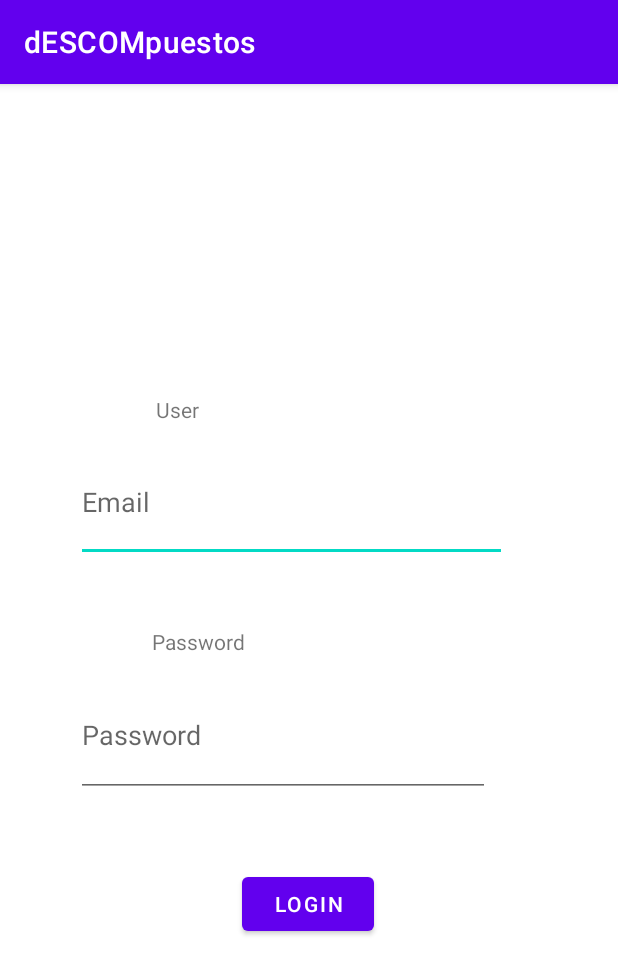
After one commit to Luroi24/dESCOMpuestos, an Android app built with Jetpack Compose: the MainActivity2 screen opened directly, with no data from a screen before it, on a phone screen of 412 x 824 dp. The commit adds this screen. Shown: the top 974 px of the screen. Run offline under Robolectric (Android 15) with nearby library versions, the phone set to English and light mode, and no system bars; our stand-ins replace Firebase (no records; nobody signed in at launch, a user with empty details on screens opened directly).

Commit message:
Login Backend
Added a view for login which uses Firebase API to store and retrieve user credentials.

```diff
--- /dev/null
+++ b/app/src/main/res/layout/activity_main2.xml
@@ -0,0 +1,90 @@
+<?xml version="1.0" encoding="utf-8"?>
+<androidx.constraintlayout.widget.ConstraintLayout xmlns:android="http://schemas.android.com/apk/res/android"
+    xmlns:app="http://schemas.android.com/apk/res-auto"
+    xmlns:tools="http://schemas.android.com/tools"
+    android:layout_width="match_parent"
+    android:layout_height="match_parent"
+    tools:context=".MainActivity2">
+
+    <EditText
+        android:id="@+id/editTextText"
+        android:layout_width="287dp"
+        android:layout_height="80dp"
+        android:layout_marginStart="101dp"
+        android:layout_marginTop="275dp"
+        android:layout_marginEnd="100dp"
+        android:layout_marginBottom="37dp"
+        android:ems="10"
+        android:hint="Email"
+        android:inputType="text"
+        app:layout_constraintBottom_toTopOf="@+id/editTextTextPassword"
+        app:layout_constraintEnd_toEndOf="parent"
+        app:layout_constraintHorizontal_bias="0.662"
+        app:layout_constraintStart_toStartOf="parent"
+        app:layout_constraintTop_toTopOf="parent" />
+
+    <EditText
+        android:id="@+id/editTextTextPassword"
+        android:layout_width="276dp"
+        android:layout_height="82dp"
+        android:layout_marginStart="100dp"
+        android:layout_marginTop="37dp"
+        android:layout_marginEnd="101dp"
+        android:layout_marginBottom="329dp"
+        android:ems="10"
+        android:hint="Password"
+        android:inputType="textPassword"
+        app:layout_constraintBottom_toBottomOf="parent"
+        app:layout_constraintEnd_toEndOf="parent"
+        app:layout_constraintHorizontal_bias="0.757"
+        app:layout_constraintStart_toStartOf="parent"
+        app:layout_constraintTop_toBottomOf="@+id/editTextText" />
+
+    <TextView
+        android:id="@+id/textView2"
+        android:layout_width="wrap_content"
+        android:layout_height="wrap_content"
+        android:layout_marginStart="101dp"
+        android:layout_marginTop="48dp"
+        android:layout_marginEnd="248dp"
+        android:layout_marginBottom="12dp"
+        android:text="Password"
+        app:layout_constraintBottom_toTopOf="@+id/editTextTextPassword"
+        app:layout_constraintEnd_toEndOf="parent"
+        app:layout_constraintHorizontal_bias="0.0"
+        app:layout_constraintStart_toStartOf="parent"
+        app:layout_constraintTop_toBottomOf="@+id/editTextText"
+        app:layout_constraintVertical_bias="1.0" />
+
+    <TextView
+        android:id="@+id/textView3"
+        android:layout_width="wrap_content"
+        android:layout_height="wrap_content"
+        android:layout_marginStart="104dp"
+        android:layout_marginTop="226dp"
+        android:layout_marginEnd="278dp"
+        android:layout_marginBottom="12dp"
+        android:text="User"
+        app:layout_constraintBottom_toTopOf="@+id/editTextText"
+        app:layout_constraintEnd_toEndOf="parent"
+        app:layout_constraintHorizontal_bias="0.0"
+        app:layout_constraintStart_toStartOf="parent"
+        app:layout_constraintTop_toTopOf="parent"
+        app:layout_constraintVertical_bias="1.0" />
+
+    <Button
+        android:id="@+id/buttonLoginSend"
+        android:layout_width="wrap_content"
+        android:layout_height="wrap_content"
+        android:layout_marginStart="161dp"
+        android:layout_marginTop="47dp"
+        android:layout_marginEnd="162dp"
+        android:layout_marginBottom="216dp"
+        android:text="Login"
+        app:layout_constraintBottom_toBottomOf="parent"
+        app:layout_constraintEnd_toEndOf="parent"
+        app:layout_constraintHorizontal_bias="0.0"
+        app:layout_constraintStart_toStartOf="parent"
+        app:layout_constraintTop_toBottomOf="@+id/editTextTextPassword"
+        app:layout_constraintVertical_bias="0.0" />
+</androidx.constraintlayout.widget.ConstraintLayout>
--- a/app/src/main/res/values/strings.xml
+++ b/app/src/main/res/values/strings.xml
@@ -1,3 +1,4 @@
 <resources>
     <string name="app_name">dESCOMpuestos</string>
+    <string name="title_activity_login">loginActivity</string>
 </resources>
```
Also changed, not shown: app/build.gradle.kts (+28 -0 lines), app/src/main/AndroidManifest.xml (+6 -3 lines), app/src/main/java/com/example/descompuestos/MainActivity.kt (+41 -1 lines), app/src/main/java/com/example/descompuestos/MainActivity2.kt (added, +58 -0 lines), app/src/main/java/com/example/descompuestos/ui/theme/Color.kt (added, +11 -0 lines), app/src/main/java/com/example/descompuestos/ui/theme/Theme.kt (added, +70 -0 lines), app/src/main/java/com/example/descompuestos/ui/theme/Type.kt (added, +34 -0 lines), app/src/main/res/layout/activity_main.xml (+14 -0 lines).
